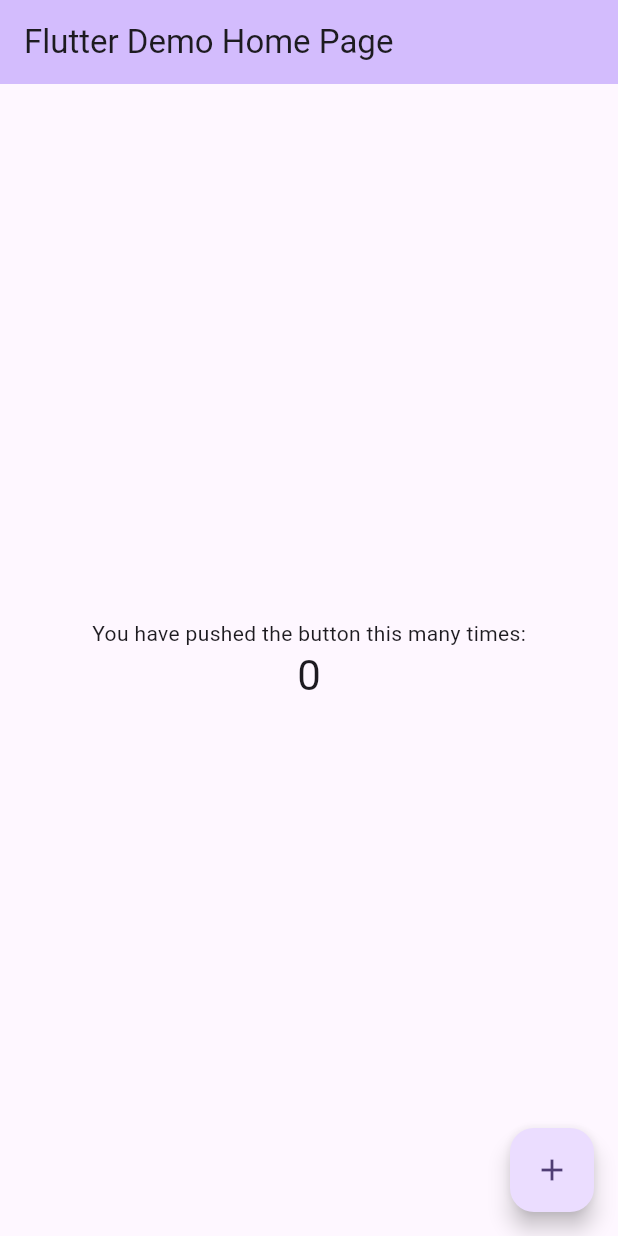
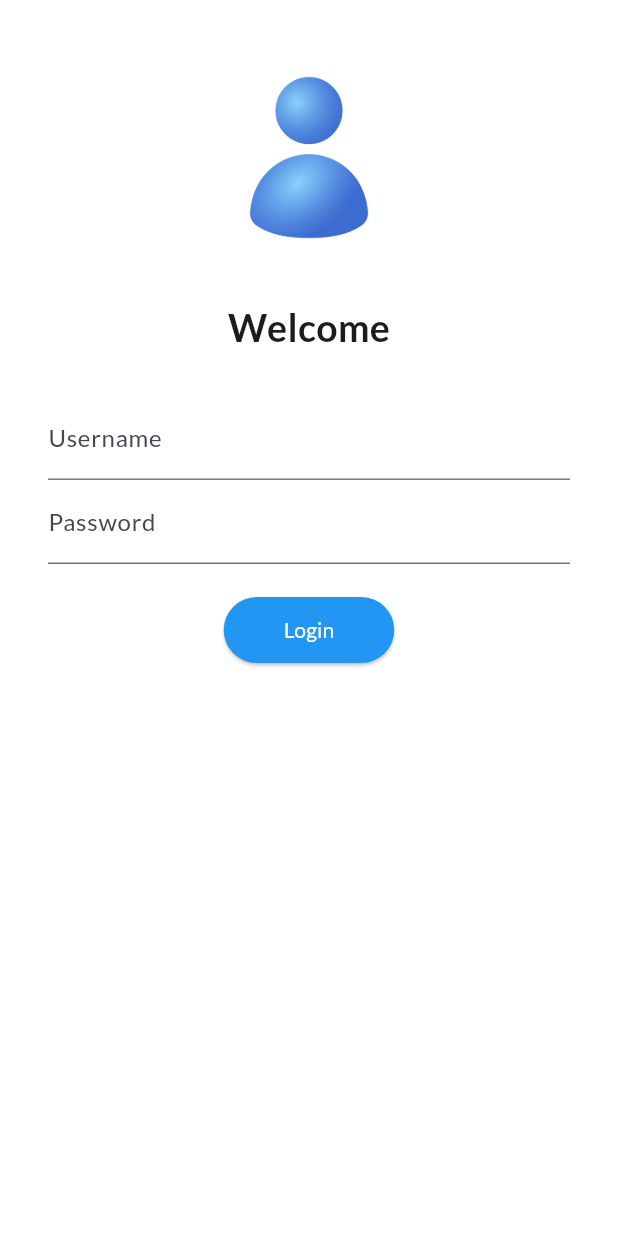
Before and after one commit to Muhammad-Daniyal-Waseem/catalogApp, a Flutter app: the screen it shows after launch, on a phone screen of 412 x 824 dp. Run offline on Flutter 3.47's test engine with Material 3 defaults, Android fonts, the phone set to English and light mode, and no system bars; our stand-ins replace google_fonts.

Commit message:
login page created

```diff
--- a/catalogapp/lib/main.dart
+++ b/catalogapp/lib/main.dart
@@ -1,4 +1,7 @@
+import 'package:catalogapp/pages/home.dart';
+import 'package:catalogapp/pages/login.dart';
 import 'package:flutter/material.dart';
+import 'package:google_fonts/google_fonts.dart';
 
 void main() {
   runApp(const MyApp());
@@ -7,119 +10,16 @@
 class MyApp extends StatelessWidget {
   const MyApp({super.key});
 
-  // This widget is the root of your application.
   @override
   Widget build(BuildContext context) {
     return MaterialApp(
-      title: 'Flutter Demo',
-      theme: ThemeData(
-        // This is the theme of your application.
-        //
-        // TRY THIS: Try running your application with "flutter run". You'll see
-        // the application has a purple toolbar. Then, without quitting the app,
-        // try changing the seedColor in the colorScheme below to Colors.green
-        // and then invoke "hot reload" (save your changes or press the "hot
-        // reload" button in a Flutter-supported IDE, or press "r" if you used
-        // the command line to start the app).
-        //
-        // Notice that the counter didn't reset back to zero; the application
-        // state is not lost during the reload. To reset the state, use hot
-        // restart instead.
-        //
-        // This works for code too, not just values: Most code changes can be
-        // tested with just a hot reload.
-        colorScheme: ColorScheme.fromSeed(seedColor: Colors.deepPurple),
-        useMaterial3: true,
-      ),
-      home: const MyHomePage(title: 'Flutter Demo Home Page'),
-    );
+        theme: ThemeData(
+          fontFamily: GoogleFonts.lato().fontFamily,
+        ),
+        initialRoute: "/login",
+        routes: {
+          "/home": (context) => Home(),
+          "/login": (context) => Login(),
+        });
   }
 }
-
-class MyHomePage extends StatefulWidget {
-  const MyHomePage({super.key, required this.title});
-
-  // This widget is the home page of your application. It is stateful, meaning
-  // that it has a State object (defined below) that contains fields that affect
-  // how it looks.
-
-  // This class is the configuration for the state. It holds the values (in this
-  // case the title) provided by the parent (in this case the App widget) and
-  // used by the build method of the State. Fields in a Widget subclass are
-  // always marked "final".
-
-  final String title;
-
-  @override
-  State<MyHomePage> createState() => _MyHomePageState();
-}
-
-class _MyHomePageState extends State<MyHomePage> {
-  int _counter = 0;
-
-  void _incrementCounter() {
-    setState(() {
-      // This call to setState tells the Flutter framework that something has
-      // changed in this State, which causes it to rerun the build method below
-      // so that the display can reflect the updated values. If we changed
-      // _counter without calling setState(), then the build method would not be
-      // called again, and so nothing would appear to happen.
-      _counter++;
-    });
-  }
-
-  @override
-  Widget build(BuildContext context) {
-    // This method is rerun every time setState is called, for instance as done
-    // by the _incrementCounter method above.
-    //
-    // The Flutter framework has been optimized to make rerunning build methods
-    // fast, so that you can just rebuild anything that needs updating rather
-    // than having to individually change instances of widgets.
-    return Scaffold(
-      appBar: AppBar(
-        // TRY THIS: Try changing the color here to a specific color (to
-        // Colors.amber, perhaps?) and trigger a hot reload to see the AppBar
-        // change color while the other colors stay the same.
-        backgroundColor: Theme.of(context).colorScheme.inversePrimary,
-        // Here we take the value from the MyHomePage object that was created by
-        // the App.build method, and use it to set our appbar title.
-        title: Text(widget.title),
-      ),
-      body: Center(
-        // Center is a layout widget. It takes a single child and positions it
-        // in the middle of the parent.
-        child: Column(
-          // Column is also a layout widget. It takes a list of children and
-          // arranges them vertically. By default, it sizes itself to fit its
-          // children horizontally, and tries to be as tall as its parent.
-          //
-          // Column has various properties to control how it sizes itself and
-          // how it positions its children. Here we use mainAxisAlignment to
-          // center the children vertically; the main axis here is the vertical
-          // axis because Columns are vertical (the cross axis would be
-          // horizontal).
-          //
-          // TRY THIS: Invoke "debug painting" (choose the "Toggle Debug Paint"
-          // action in the IDE, or press "p" in the console), to see the
-          // wireframe for each widget.
-          mainAxisAlignment: MainAxisAlignment.center,
-          children: <Widget>[
-            const Text(
-              'You have pushed the button this many times:',
-            ),
-            Text(
-              '$_counter',
-              style: Theme.of(context).textTheme.headlineMedium,
-            ),
-          ],
-        ),
-      ),
-      floatingActionButton: FloatingActionButton(
-        onPressed: _incrementCounter,
-        tooltip: 'Increment',
-        child: const Icon(Icons.add),
-      ), // This trailing comma makes auto-formatting nicer for build methods.
-    );
-  }
-}
--- /dev/null
+++ b/catalogapp/lib/pages/home.dart
@@ -0,0 +1,20 @@
+import 'package:flutter/material.dart';
+
+class Home extends StatelessWidget {
+  const Home({super.key});
+
+  @override
+  Widget build(BuildContext context) {
+    return Scaffold(
+      appBar: AppBar(
+        title: Text("Title", style: TextStyle(color: Colors.white)),
+        centerTitle: true,
+        backgroundColor: Colors.blue,
+      ),
+      body: Center(
+        child: Text("Hello Daniyal Waseem,"),
+      ),
+      drawer: Drawer(),
+    );
+  }
+}
--- /dev/null
+++ b/catalogapp/lib/pages/login.dart
@@ -0,0 +1,70 @@
+import 'package:flutter/material.dart';
+
+class Login extends StatelessWidget {
+  const Login({super.key});
+
+  @override
+  Widget build(BuildContext context) {
+    return Material(
+      color: Colors.white,
+      child: Column(
+        children: [
+          Padding(
+            padding: const EdgeInsets.only(
+                top: 30.0), // Adjust the padding as needed
+            child: Image.asset(
+              "assets/images/person.jpg",
+              height: 150,
+              fit: BoxFit.cover,
+            ),
+          ),
+          SizedBox(
+            height: 20,
+          ),
+          Text("Welcome",
+              style: TextStyle(
+                fontSize: 25,
+                fontWeight: FontWeight.bold,
+              )),
+          SizedBox(
+            height: 20,
+          ),
+          Padding(
+            padding: const EdgeInsets.symmetric(vertical: 8.0, horizontal: 32),
+            child: Column(
+              children: [
+                TextFormField(
+                    decoration: InputDecoration(
+                        hintText: "Enter username", labelText: "Username")),
+                TextFormField(
+                  obscureText: true,
+                  decoration: InputDecoration(
+                      hintText: "Enter password", labelText: "Password"),
+                ),
+                SizedBox(
+                  height: 20,
+                ),
+                ElevatedButton(
+                  style: ElevatedButton.styleFrom(
+                    backgroundColor: Colors.blue,
+                    padding: const EdgeInsets.symmetric(
+                      horizontal: 40,
+                      vertical: 12,
+                    ),
+                  ),
+                  child: const Text(
+                    "Login",
+                    style: TextStyle(color: Colors.white),
+                  ),
+                  onPressed: () {
+                    print("Login button clicked!");
+                  },
+                ),
+              ],
+            ),
+          )
+        ],
+      ),
+    );
+  }
+}
```
Also changed, not shown: catalogapp/pubspec.yaml (+5 -5 lines), catalogapp/assets/images/person.jpg (added), catalogapp/pubspec.lock, 1 other file.
